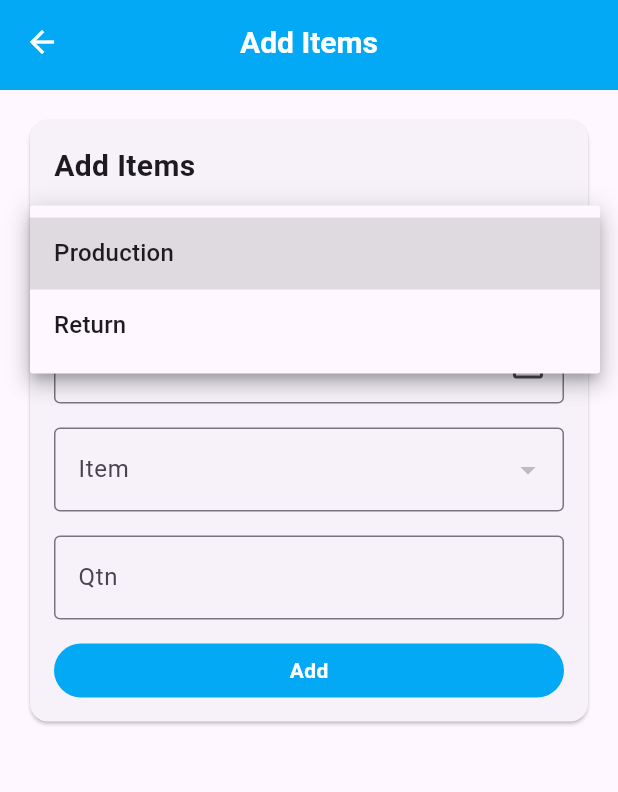
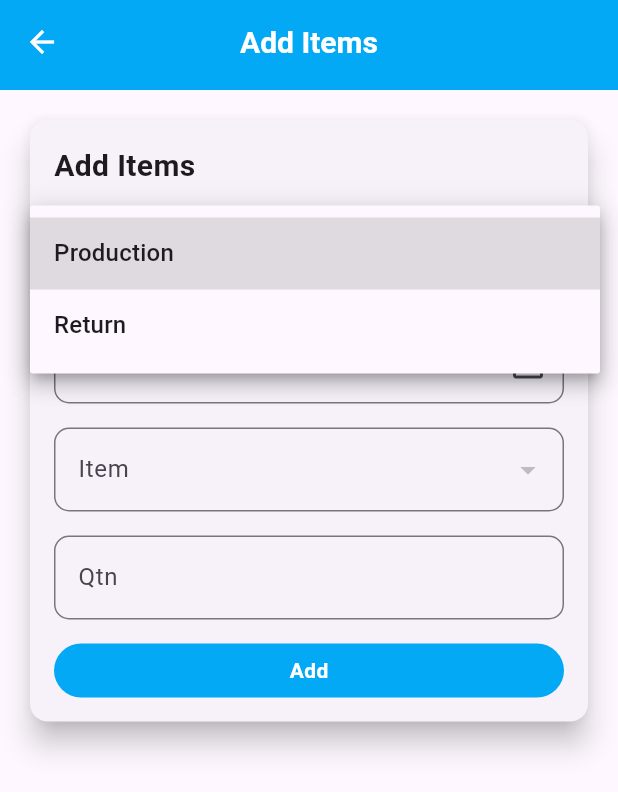
Before and after one commit to mohammad-rex-craft/store, a Flutter app: the AddItems screen opened by its route, after a tap on "Type", on a phone screen of 412 x 824 dp. Shown: the top 792 px of the screen. Run offline on Flutter 3.47's test engine with Material 3 defaults, Android fonts, the phone set to English and light mode, and no system bars; our stand-ins replace rflutter_alert, supabase_flutter; accounts and stored records are empty.

Commit message:
fix some styling in forms and tabls

```diff
--- a/lib/screens/add_Items.dart
+++ b/lib/screens/add_Items.dart
@@ -192,6 +192,12 @@ class _AddItemsState extends State<AddItems> {
     }
   }
 
+  void deleteItem(int index) {
+    setState(() {
+      items.removeAt(index);
+    });
+  }
+
   @override
   Widget build(BuildContext context) {
     return Stack(
@@ -222,7 +228,7 @@ class _AddItemsState extends State<AddItems> {
                   onAdd: addItem,
                 ),
                 SizedBox(height: 16),
-                TableAddItems(items: items, onSubmit: submitData),
+                TableAddItems(items: items, onSubmit: submitData, onDelete: deleteItem),
               ],
             ),
           ),
--- a/lib/widget/screens/add_items/form_add_items.dart
+++ b/lib/widget/screens/add_items/form_add_items.dart
@@ -1,5 +1,6 @@
 import 'package:flutter/material.dart';
 import '../../common/btn.dart';
+import '../../common/input.dart';
 
 class FormAddItems extends StatelessWidget {
   final TextEditingController dateController;
@@ -28,20 +29,23 @@ class FormAddItems extends StatelessWidget {
   @override
   Widget build(BuildContext context) {
     return Card(
+      elevation: 8,
       child: Padding(
         padding: EdgeInsets.all(16),
         child: Column(
           crossAxisAlignment: CrossAxisAlignment.start,
+          spacing: 16,
           children: [
             Text(
               "Add Items",
               style: TextStyle(fontSize: 20, fontWeight: FontWeight.bold),
             ),
-            SizedBox(height: 16),
             DropdownButtonFormField<String>(
               decoration: InputDecoration(
                 labelText: 'Type',
-                border: OutlineInputBorder(),
+                border: OutlineInputBorder(
+                  borderRadius: BorderRadius.circular(10),
+                ),
               ),
               value: selectedType,
               items: ['Production', 'Return'].map((type) {
@@ -49,21 +53,15 @@ class FormAddItems extends StatelessWidget {
               }).toList(),
               onChanged: onTypeChanged,
             ),
-            SizedBox(height: 16),
             if (selectedType == 'Return') ...[
-              TextField(
-                decoration: InputDecoration(
-                  labelText: 'Noa',
-                  border: OutlineInputBorder(),
-                ),
-                controller: invoiceController,
-              ),
-              SizedBox(height: 16),
+              Input(controller: invoiceController, labelText: 'Noa'),
             ],
             TextField(
               decoration: InputDecoration(
                 labelText: 'Date',
-                border: OutlineInputBorder(),
+                border: OutlineInputBorder(
+                  borderRadius: BorderRadius.circular(10),
+                ),
                 suffixIcon: IconButton(
                   icon: Icon(Icons.calendar_today),
                   onPressed: () async {
@@ -83,12 +81,13 @@ class FormAddItems extends StatelessWidget {
               controller: dateController,
               readOnly: true,
             ),
-            SizedBox(height: 16),
 
             DropdownButtonFormField<String>(
               decoration: InputDecoration(
                 labelText: 'Item',
-                border: OutlineInputBorder(),
+                border: OutlineInputBorder(
+                  borderRadius: BorderRadius.circular(10),
+                ),
               ),
               value: selectedItem,
               items: allItems.map((item) {
@@ -99,16 +98,7 @@ class FormAddItems extends StatelessWidget {
               }).toList(),
               onChanged: onItemChanged,
             ),
-            SizedBox(height: 16),
-            TextField(
-              decoration: InputDecoration(
-                labelText: 'Qtn',
-                border: OutlineInputBorder(),
-              ),
-              controller: qtnController,
-              keyboardType: TextInputType.number,
-            ),
-            SizedBox(height: 16),
+            Input(controller: qtnController, labelText: 'Qtn'),
             Btn(title: 'Add', width: double.infinity, onTap: onAdd),
           ],
         ),
--- a/lib/widget/screens/add_items/table_add_items.dart
+++ b/lib/widget/screens/add_items/table_add_items.dart
@@ -4,11 +4,12 @@ import '../../common/btn.dart';
 class TableAddItems extends StatelessWidget {
   final List<Map<String, dynamic>> items;
   final VoidCallback onSubmit;
-
+  final Function(int) onDelete;
   const TableAddItems({
     super.key,
     required this.items,
     required this.onSubmit,
+    required this.onDelete,
   });
 
   @override
@@ -27,30 +28,61 @@ class TableAddItems extends StatelessWidget {
             ),
             const SizedBox(height: 16),
             Table(
-              border: TableBorder.all(),
+              border: TableBorder.all(color: Colors.grey,borderRadius: BorderRadius.circular(10)),
               children: [
                 const TableRow(
                   children: [
-                    TableCell(child: Padding(padding: EdgeInsets.all(8), child: Text('العنصر'))),
-                    TableCell(child: Padding(padding: EdgeInsets.all(8), child: Text('الكمية'))),
+                    TableCell(
+                      child: Padding(
+                        padding: EdgeInsets.all(8),
+                        child: Text('Items'),
+                      ),
+                    ),
+                    TableCell(
+                      child: Padding(
+                        padding: EdgeInsets.all(8),
+                        child: Text('Qty'),
+                      ),
+                    ),
+                    TableCell(
+                      child: Padding(
+                        padding: EdgeInsets.all(8),
+                        child: Text('Delete'),
+                      ),
+                    ),
                   ],
                 ),
                 ...items.map((item) {
                   return TableRow(
                     children: [
-                      TableCell(child: Padding(padding: const EdgeInsets.all(8), child: Text(item['item']))),
-                      TableCell(child: Padding(padding: const EdgeInsets.all(8), child: Text(item['qtn'].toString()))),
+                      TableCell(
+                        child: Padding(
+                          padding: const EdgeInsets.all(8),
+                          child: Text(item['item']),
+                        ),
+                      ),
+                      TableCell(
+                        child: Container(
+                          padding: EdgeInsets.all(10),
+                          child: Text(
+                            item['qtn'].toString(),
+                            textAlign: TextAlign.center,
+                          ),
+                        ),
+                      ),
+                      TableCell(
+                        child: IconButton(
+                          icon: Icon(Icons.delete, color: Colors.red),
+                          onPressed: () => onDelete(items.indexOf(item)),
+                        ),
+                      ),
                     ],
                   );
                 }).toList(),
               ],
             ),
             const SizedBox(height: 16),
-            Btn(
-              title: 'إرسال',
-              width: double.infinity,
-              onTap: onSubmit,
-            ),
+            Btn(title: 'إرسال', width: double.infinity, onTap: onSubmit),
           ],
         ),
       ),
--- a/lib/widget/screens/storage/form_create_items.dart
+++ b/lib/widget/screens/storage/form_create_items.dart
@@ -38,16 +38,14 @@ class FormCreateItems extends StatelessWidget {
             elevation: 8,
             child: Padding(padding: EdgeInsets.all(15),
             child: Column(
+              spacing: 16,
               children: [
                 Text(
                   'Add Items',
                   style: TextStyle(fontSize: 20, fontWeight: FontWeight.bold),
                 ),
-                SizedBox(height: 16),
                 Input(controller: nameController, labelText: 'Item Name'),
-                SizedBox(height: 16),
                 Input(controller: boxController, labelText: 'In Box'),
-                SizedBox(height: 16),
                 Btn(title: 'Add', onTap: () => store(), width: double.infinity),
               ],
             ),)
```
Also changed, not shown: lib/widget/screens/remove_items/form_remove_item.dart (+12 -38 lines), lib/widget/screens/storage/form_update_items.dart (+2 -5 lines).
